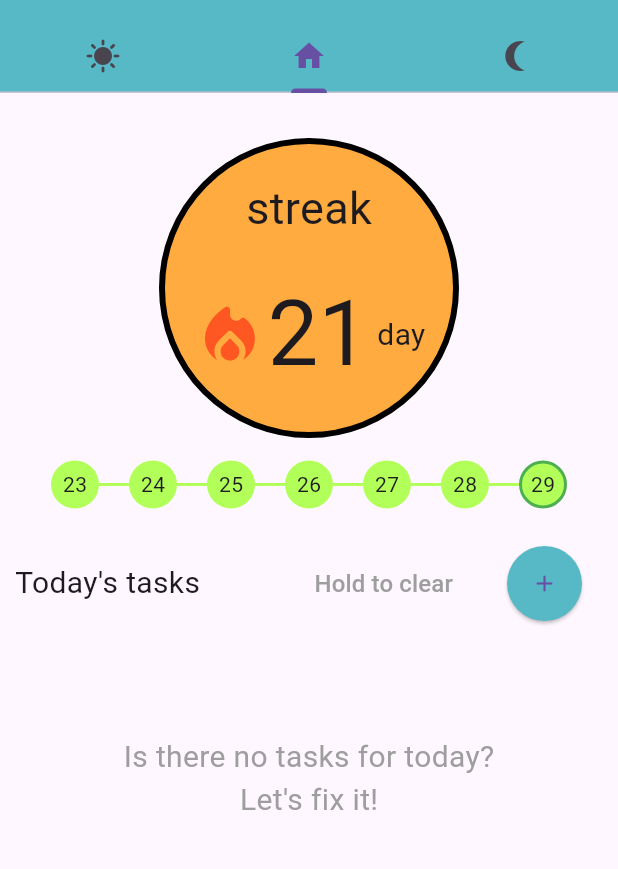
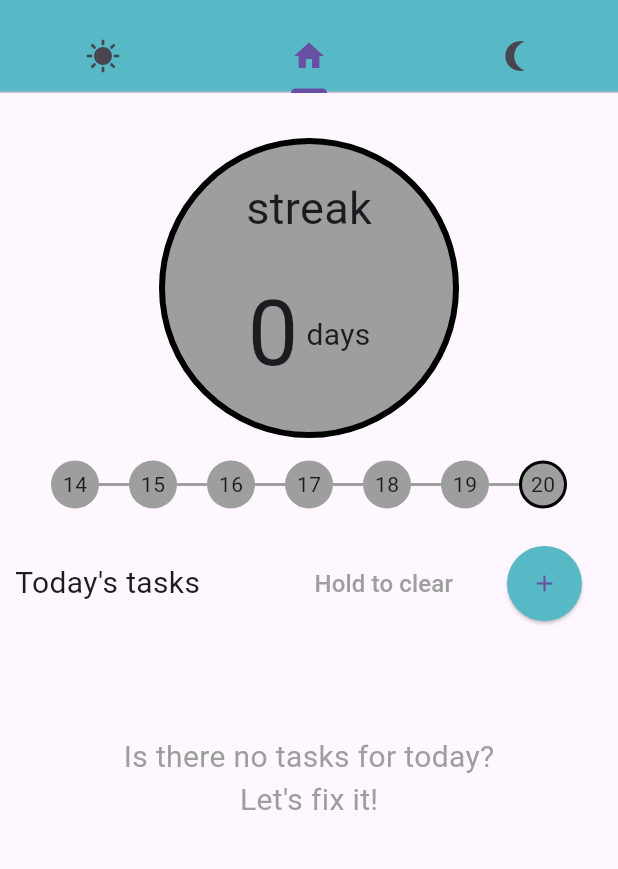
Before and after one commit to samb1232/routiner_app_flutter, a Flutter app: the screen it shows after launch, on a phone screen of 412 x 824 dp, the part 63-932 px from its top. Run offline on Flutter 3.47's test engine with Material 3 defaults, Android fonts, the phone set to English and light mode, and no system bars; our stand-ins replace lottie, shared_preferences, sqflite; accounts and stored records are empty.

Commit message:
Added days streak display

```diff
--- a/lib/components/homepage_routine_section.dart
+++ b/lib/components/homepage_routine_section.dart
@@ -129,7 +129,7 @@ class _HomepageRoutineSectionState extends State<HomepageRoutineSection> {
                     : MyAppStyle.eveningMainColor,
               ),
               onPressed: checkIfStartButtonActive() ? () {
-                Navigator.pushNamed(context, "/${widget.routine.name}_routine");
+                Navigator.pushReplacementNamed(context, "/${widget.routine.name}_routine");
               }
               : null,
               child: const Text(
--- a/lib/pages/home_page.dart
+++ b/lib/pages/home_page.dart
@@ -16,12 +16,16 @@ class HomePage extends StatefulWidget {
 
 class _HomePageState extends State<HomePage> {
   List<TodoItem> todoList = [];
+  int daysStreak = -1;
+  bool isTodayStreaked = false;
+  List<bool> daysStreakArr = List.generate(7, (index) => false);
 
   @override
   void initState() {
     super.initState();
     loadChecklist();
     processTodayProgress();
+    loadDaysStreakArr();
   }
 
   Future<void> loadChecklist() async {
@@ -32,10 +36,35 @@ class _HomePageState extends State<HomePage> {
     });
   }
 
+
+  Future<void> loadDaysStreakArr() async {
+    DatabaseHelper dbHelper = DatabaseHelper();
+    List<bool> newDaysStreakArr = List.generate(7, (index) => false);
+    for (int index = 0; index < newDaysStreakArr.length; index++) {
+      newDaysStreakArr[index] = await dbHelper.checkIfDayIsStreaked(
+          DateTime.now().subtract(Duration(days: index))
+      );
+    }
+    setState(() {
+      daysStreakArr = newDaysStreakArr;
+    });
+  }
+
   Future<void> processTodayProgress() async {
-    // TODO: Доделать функцию. Добавить провеку в базе данных на наличие этого дня
     DatabaseHelper dbHelper = DatabaseHelper();
-    await dbHelper.clearTodayRoutinesProgress();
+    DateTime today = DateTime.now();
+    Map<String, dynamic>? dayData = await dbHelper.getDayStreakData(today);
+    if (dayData == null) {
+      await dbHelper.clearTodayRoutinesProgress();
+      await dbHelper.addEmptyDayStreak(today);
+    }
+    int dbDaysStreak = await dbHelper.getDaysStreakNumber();
+    bool dbIsTodayStreaked = await dbHelper.checkIfDayIsStreaked(today);
+    setState(() {
+      daysStreak = dbDaysStreak;
+      isTodayStreaked = dbIsTodayStreaked;
+    });
+
   }
 
   @override
@@ -99,34 +128,34 @@ class _HomePageState extends State<HomePage> {
                 color: Colors.black,
                 width: 4,
               ),
-              color: Colors.orangeAccent,
+              color: isTodayStreaked ? Colors.orangeAccent : Colors.grey,
             ),
-            child: const Center(
+            child: Center(
                 child: Column(mainAxisAlignment: MainAxisAlignment.center,
                   children: [
-                    Text(
+                    const Text(
                       "streak",
                       style: TextStyle(
                         fontSize: 30,
                       ),
                     ),
-                    Padding(padding: EdgeInsets.only(top: 20)),
+                    const Padding(padding: EdgeInsets.only(top: 20)),
                     Row(
                       mainAxisAlignment: MainAxisAlignment.center,
                       children: [
-                        Icon(
+                        isTodayStreaked ? const Icon(
                           Icons.local_fire_department_rounded,
                           size: 50,
                           color: Colors.deepOrange,
-                        ),
+                        ) : Container(),
                         Text(
-                          "21",
-                          style: TextStyle(
+                          "$daysStreak",
+                          style: const TextStyle(
                             fontSize: 60,
                           ),
                         ),
-                        Text(
-                          " day",
+                        const Text(
+                          " days",
                             style: TextStyle(
                               fontSize: 20,
                             )
@@ -144,19 +173,19 @@ class _HomePageState extends State<HomePage> {
               child: Row(
                 mainAxisAlignment: MainAxisAlignment.center,
                 children: [
-                  dayCircle("23"),
-                  dashBetweenCircles(),
-                  dayCircle("24"),
-                  dashBetweenCircles(),
-                  dayCircle("25"),
-                  dashBetweenCircles(),
-                  dayCircle("26"),
-                  dashBetweenCircles(),
-                  dayCircle("27"),
-                  dashBetweenCircles(),
-                  dayCircle("28"),
-                  dashBetweenCircles(),
-                  dayCircle("29", isToday: true),
+                  dayCircle(_getDayBefore(6), daysStreakArr[6]),
+                  dashBetweenCircles(daysStreakArr[6] && daysStreakArr[5]),
+                  dayCircle(_getDayBefore(5), daysStreakArr[5]),
+                  dashBetweenCircles(daysStreakArr[5] && daysStreakArr[4]),
+                  dayCircle(_getDayBefore(4), daysStreakArr[4]),
+                  dashBetweenCircles(daysStreakArr[4] && daysStreakArr[3]),
+                  dayCircle(_getDayBefore(3), daysStreakArr[3]),
+                  dashBetweenCircles(daysStreakArr[3] && daysStreakArr[2]),
+                  dayCircle(_getDayBefore(2), daysStreakArr[2]),
+                  dashBetweenCircles(daysStreakArr[2] && daysStreakArr[1]),
+                  dayCircle(_getDayBefore(1), daysStreakArr[1]),
+                  dashBetweenCircles(daysStreakArr[1] && daysStreakArr[0]),
+                  dayCircle(_getDayBefore(0), daysStreakArr[0], isToday: true),
 
                 ],
               )
@@ -291,15 +320,15 @@ class _HomePageState extends State<HomePage> {
     );
   }
 
-  Widget dayCircle(String dayText, {bool isToday = false}) {
+  Widget dayCircle(String dayText, bool isStreaked, {bool isToday = false}) {
     return Container(
       width: 32,
       height: 32,
       decoration: BoxDecoration(
         shape: BoxShape.circle,
-        color: Colors.lightGreenAccent,
+        color: isStreaked ? Colors.lightGreenAccent : Colors.grey,
         border: isToday ? Border.all(
-          color: Colors.green,
+          color: isStreaked ? Colors.green : Colors.black,
           width: 2,
         ) : null,
       ),
@@ -309,12 +338,12 @@ class _HomePageState extends State<HomePage> {
     );
   }
 
-  Widget dashBetweenCircles() {
+  Widget dashBetweenCircles(bool isStreaked) {
     return Container(
       width: 20,
       height: 2,
-      decoration: const BoxDecoration(
-        color: Colors.lightGreenAccent,
+      decoration: BoxDecoration(
+        color: isStreaked ? Colors.lightGreenAccent : Colors.grey,
       ),
     );
   }
@@ -336,4 +365,12 @@ class _HomePageState extends State<HomePage> {
       todoList.add(newTask);
     });
   }
+
+  String _getDayBefore(int difference) {
+    DateTime date = DateTime.now();
+    DateTime dateBefore = date.subtract(Duration(days: difference));
+    return dateBefore.day.toString();
+
+  }
+
 }
--- a/lib/pages/settings_page.dart
+++ b/lib/pages/settings_page.dart
@@ -11,6 +11,12 @@ class SettingsPage extends StatelessWidget {
       appBar: AppBar(
         backgroundColor: MyAppStyle.menuMainColor,
         title: const Text('Settings'),
+        leading: IconButton(
+            onPressed: () {
+              Navigator.pushReplacementNamed(context, "/");
+            },
+            icon: const Icon(Icons.arrow_back)
+        ),
       ),
       body: ListView(
         children: [
```
Also changed, not shown: lib/database/database_helper.dart (+68 -9 lines), lib/pages/routine_process_page.dart (+7 -1 lines).
